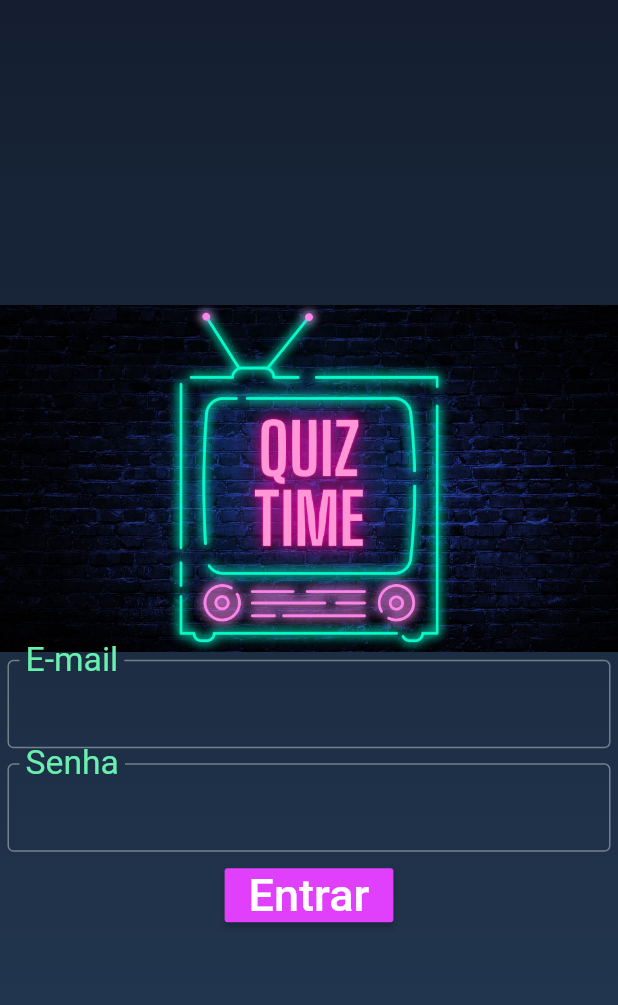
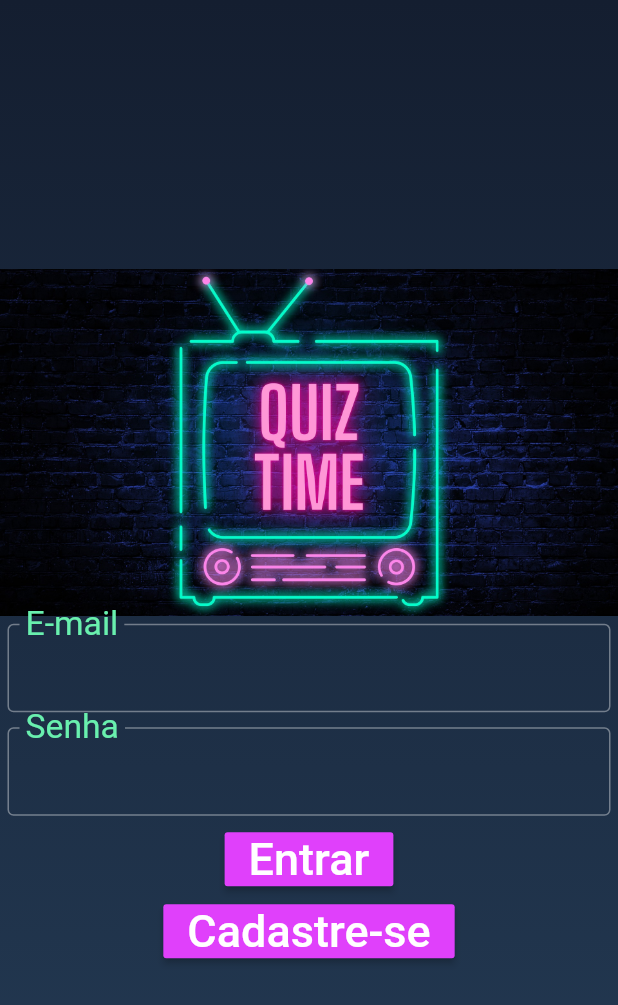
Before and after one commit to willmarcelino/projeto-final-quiz-engsoft, a Flutter app: the screen it shows after launch, on a phone screen of 412 x 824 dp. Shown: the top 1005 px of the screen. Run offline on Flutter 3.47's test engine with Material 2 defaults, Android fonts, the phone set to English and light mode, and no system bars; our stand-ins replace firebase_auth, firebase_core, flutter_svg, get; accounts and stored records are empty.

Commit message:
Update login.page.dart

```diff
--- a/lib/screens/login/login.page.dart
+++ b/lib/screens/login/login.page.dart
@@ -1,6 +1,7 @@
 import 'package:firebase_auth/firebase_auth.dart';
 import 'package:firebase_core/firebase_core.dart';
 import 'package:flutter/material.dart';
+import 'package:quiz_app/register/register.page.dart';
 import 'package:quiz_app/screens/welcome/welcome_screen.dart';
 import 'package:quiz_app/widgets/button.dart';
 import 'package:quiz_app/widgets/input.dart';
@@ -79,6 +80,13 @@ class _LoginPageState extends State<LoginPage> {
             'Entrar',
             onPressed: () => _userLogin(),
           ),
+          Button(
+            'Cadastre-se',
+            onPressed: () => {
+              Navigator.of(context).pushReplacement(
+                  MaterialPageRoute(builder: (context) => RegisterPage()))
+            },
+          ),
         ],
       ),
     );
```
